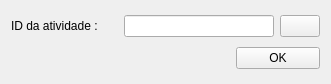
Above: SAP/Project/Views/pauseActivity.ui from dsgoficial/SAP_Gerente before the change. Below: the same form after it.
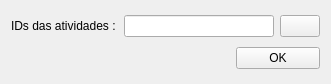
That is the form after the change.

```diff
--- a/SAP/Project/Views/pauseActivity.ui
+++ b/SAP/Project/Views/pauseActivity.ui
@@ -17,7 +17,7 @@
    <item row="0" column="0">
     <widget class="QLabel" name="label">
      <property name="text">
-      <string>ID da atividade :</string>
+      <string>IDs das atividades :</string>
      </property>
     </widget>
    </item>
```
